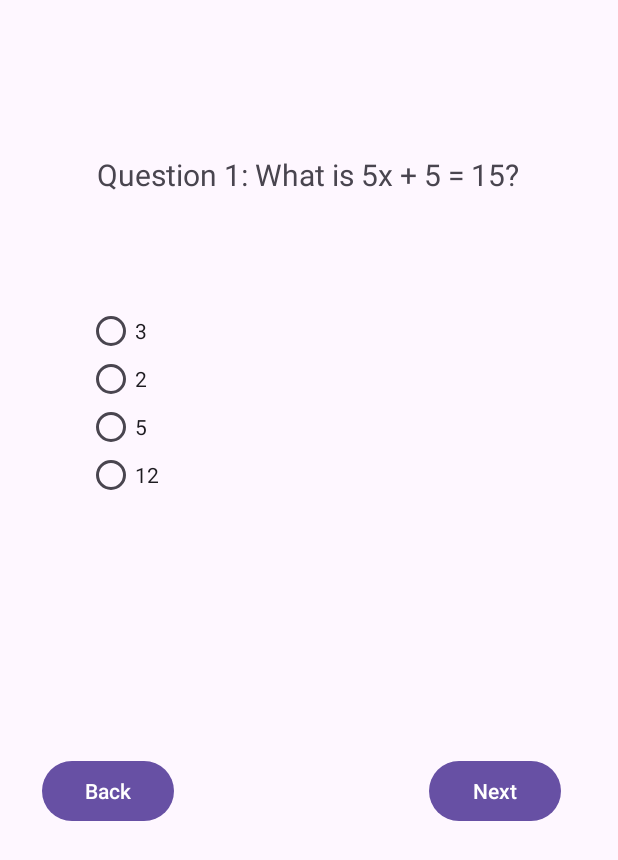
After one commit to phariha/QuizDroid, an Android app: the QuizActivity screen opened directly, with no data from a screen before it, on a phone screen of 412 x 824 dp. The commit adds this screen. Shown: the top 860 px of the screen. Run offline under Robolectric (Android 15) with nearby library versions, the phone set to English and light mode, and no system bars.

Commit message:
math questions finished

```diff
--- a/app/src/main/AndroidManifest.xml
+++ b/app/src/main/AndroidManifest.xml
@@ -13,6 +13,9 @@
         android:theme="@style/Theme.QuizDroid"
         tools:targetApi="31">
         <activity
+            android:name=".QuizActivity"
+            android:exported="false" />
+        <activity
             android:name=".TopicOverview"
             android:exported="false" />
         <activity
--- /dev/null
+++ b/app/src/main/java/edu/uw/ischool/phariha/quizdroid/QuizActivity.kt
@@ -0,0 +1,62 @@
+package edu.uw.ischool.phariha.quizdroid
+
+import android.os.Bundle
+import android.widget.Button
+import android.widget.RadioButton
+import android.widget.RadioGroup
+import android.widget.TextView
+import androidx.appcompat.app.AppCompatActivity
+
+class QuizActivity : AppCompatActivity() {
+
+    private val questions = arrayOf(
+        "Question 1: What is 5x + 5 = 15?",
+        "Question 2: What is 5x + 8?",
+        "Question 3: What is 5x + 9?"
+    )
+
+    private var currentQuestionIndex = 0
+
+    override fun onCreate(savedInstanceState: Bundle?) {
+        super.onCreate(savedInstanceState)
+        setContentView(R.layout.activity_quiz)
+
+        val questionTextView = findViewById<TextView>(R.id.question)
+        val radioGroup = findViewById<RadioGroup>(R.id.radiogroup)
+
+        displayQuestion()
+
+        val nextButton = findViewById<Button>(R.id.nextButton)
+        nextButton.setOnClickListener {
+            if (currentQuestionIndex < questions.size - 1) {
+                currentQuestionIndex++
+                displayQuestion()
+            }
+        }
+
+        val backButton = findViewById<Button>(R.id.backButton)
+        backButton.setOnClickListener {
+            if (currentQuestionIndex > 0) {
+                currentQuestionIndex--
+                displayQuestion()
+            }
+        }
+    }
+
+    private fun displayQuestion() {
+        val questionTextView = findViewById<TextView>(R.id.question)
+        val radioGroup = findViewById<RadioGroup>(R.id.radiogroup)
+
+        questionTextView.text = questions[currentQuestionIndex]
+
+        val options = arrayOf("3", "2", "5", "12")
+
+        radioGroup.removeAllViews()
+
+        for (i in options.indices) {
+            val radioButton = RadioButton(this)
+            radioButton.text = options[i]
+            radioGroup.addView(radioButton)
+        }
+    }
+}
--- a/app/src/main/java/edu/uw/ischool/phariha/quizdroid/TopicOverview.kt
+++ b/app/src/main/java/edu/uw/ischool/phariha/quizdroid/TopicOverview.kt
@@ -1,6 +1,8 @@
 package edu.uw.ischool.phariha.quizdroid
 
+import android.content.Intent
 import android.os.Bundle
+import android.widget.Button
 import android.widget.TextView
 import androidx.appcompat.app.AppCompatActivity
 
@@ -23,5 +25,12 @@ class TopicOverview : AppCompatActivity() {
         }
 
         descriptionTextView.text = "Description: $description"
+
+        val beginButton = findViewById<Button>(R.id.btnBegin)
+        beginButton.setOnClickListener {
+            val intent = Intent(this, QuizActivity::class.java)
+            intent.putExtra("selectedTopic", selectedTopic)
+            startActivity(intent)
+        }
     }
 }
--- /dev/null
+++ b/app/src/main/res/layout/activity_quiz.xml
@@ -0,0 +1,88 @@
+<?xml version="1.0" encoding="utf-8"?>
+<androidx.constraintlayout.widget.ConstraintLayout xmlns:android="http://schemas.android.com/apk/res/android"
+    xmlns:app="http://schemas.android.com/apk/res-auto"
+    xmlns:tools="http://schemas.android.com/tools"
+    android:layout_width="match_parent"
+    android:layout_height="match_parent"
+    tools:context=".QuizActivity">
+
+    <TextView
+        android:id="@+id/question"
+        android:layout_width="294dp"
+        android:layout_height="67dp"
+        android:layout_centerInParent="true"
+        android:text="Question Placeholder"
+        android:textAlignment="center"
+        android:textSize="20dp"
+        app:layout_constraintBottom_toTopOf="@+id/radiogroup"
+        app:layout_constraintEnd_toEndOf="parent"
+        app:layout_constraintHorizontal_bias="0.495"
+        app:layout_constraintStart_toStartOf="parent"
+        app:layout_constraintTop_toTopOf="parent"
+        app:layout_constraintVertical_bias="0.746" />
+
+    <Button
+        android:id="@+id/nextButton"
+        android:layout_width="wrap_content"
+        android:layout_height="wrap_content"
+        android:layout_below="@id/question"
+        android:layout_alignParentEnd="true"
+        android:text="Next"
+        app:layout_constraintBottom_toBottomOf="parent"
+        app:layout_constraintEnd_toEndOf="parent"
+        app:layout_constraintHorizontal_bias="0.882"
+        app:layout_constraintStart_toStartOf="parent"
+        app:layout_constraintTop_toBottomOf="@+id/radiogroup"
+        app:layout_constraintVertical_bias="0.275" />
+
+    <Button
+        android:id="@+id/backButton"
+        android:layout_width="wrap_content"
+        android:layout_height="wrap_content"
+        android:layout_below="@id/question"
+        android:layout_alignParentStart="true"
+        android:text="Back"
+        app:layout_constraintBottom_toBottomOf="parent"
+        app:layout_constraintEnd_toEndOf="parent"
+        app:layout_constraintHorizontal_bias="0.086"
+        app:layout_constraintStart_toStartOf="parent"
+        app:layout_constraintTop_toBottomOf="@+id/radiogroup"
+        app:layout_constraintVertical_bias="0.275" />
+
+    <RadioGroup
+        android:id="@+id/radiogroup"
+        android:layout_width="246dp"
+        android:layout_height="195dp"
+        app:layout_constraintBottom_toBottomOf="parent"
+        app:layout_constraintEnd_toEndOf="parent"
+        app:layout_constraintHorizontal_bias="0.351"
+        app:layout_constraintStart_toStartOf="parent"
+        app:layout_constraintTop_toTopOf="parent"
+        app:layout_constraintVertical_bias="0.326">
+
+        <RadioButton
+            android:id="@+id/one"
+            android:layout_width="match_parent"
+            android:layout_height="wrap_content"
+            android:text="RadioButton" />
+
+        <RadioButton
+            android:id="@+id/two"
+            android:layout_width="match_parent"
+            android:layout_height="wrap_content"
+            android:text="RadioButton" />
+
+        <RadioButton
+            android:id="@+id/three"
+            android:layout_width="match_parent"
+            android:layout_height="wrap_content"
+            android:text="RadioButton" />
+
+        <RadioButton
+            android:id="@+id/four"
+            android:layout_width="match_parent"
+            android:layout_height="wrap_content"
+            android:text="RadioButton" />
+    </RadioGroup>
+
+</androidx.constraintlayout.widget.ConstraintLayout>
```
